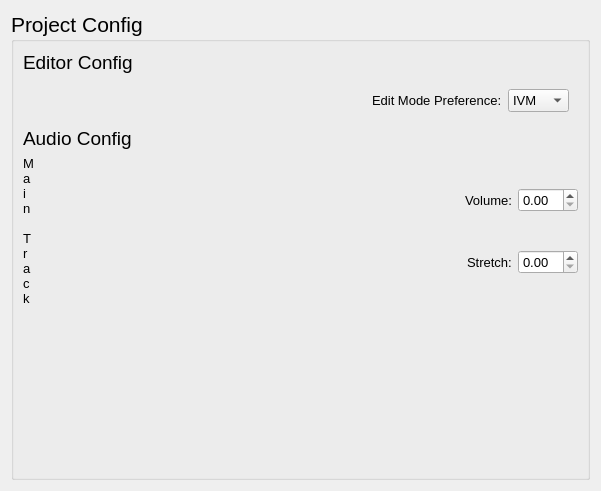
xiangCaO233/MusicMapMaker, file src/ui/project/projectconfig.ui: the form before one commit.
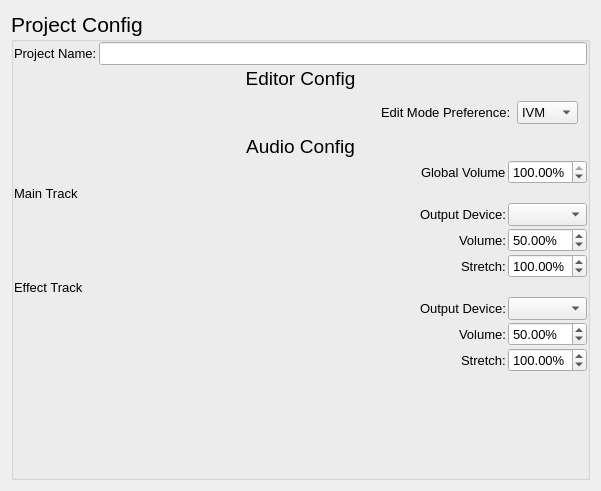
The form after the commit.

Diff of the .ui file:
```diff
--- a/src/ui/project/projectconfig.ui
+++ b/src/ui/project/projectconfig.ui
@@ -24,9 +24,49 @@
      <property name="title">
       <string>Project Config</string>
      </property>
-     <layout class="QVBoxLayout" name="verticalLayout_4">
+     <layout class="QVBoxLayout" name="verticalLayout_5">
+      <property name="spacing">
+       <number>2</number>
+      </property>
+      <property name="leftMargin">
+       <number>0</number>
+      </property>
+      <property name="topMargin">
+       <number>0</number>
+      </property>
+      <property name="rightMargin">
+       <number>0</number>
+      </property>
+      <property name="bottomMargin">
+       <number>0</number>
+      </property>
       <item>
-       <layout class="QVBoxLayout" name="verticalLayout">
+       <layout class="QHBoxLayout" name="project_name_layout">
+        <item>
+         <widget class="QLabel" name="project_name_label">
+          <property name="font">
+           <font>
+            <pointsize>10</pointsize>
+           </font>
+          </property>
+          <property name="text">
+           <string>Project Name:</string>
+          </property>
+         </widget>
+        </item>
+        <item>
+         <widget class="QLineEdit" name="project_name_edit">
+          <property name="font">
+           <font>
+            <pointsize>10</pointsize>
+           </font>
+          </property>
+         </widget>
+        </item>
+       </layout>
+      </item>
+      <item>
+       <layout class="QVBoxLayout" name="editmode_layout">
         <item>
          <widget class="QLabel" name="editor_config_title">
           <property name="font">
@@ -37,6 +77,9 @@
           <property name="text">
            <string>Editor Config</string>
           </property>
+          <property name="alignment">
+           <set>Qt::AlignmentFlag::AlignCenter</set>
+          </property>
          </widget>
         </item>
         <item>
@@ -92,7 +135,7 @@
        </layout>
       </item>
       <item>
-       <layout class="QVBoxLayout" name="verticalLayout_3">
+       <layout class="QVBoxLayout" name="audio_config_layout">
         <item>
          <widget class="QLabel" name="audio_config_title">
           <property name="font">
@@ -103,10 +146,77 @@
           <property name="text">
            <string>Audio Config</string>
           </property>
+          <property name="alignment">
+           <set>Qt::AlignmentFlag::AlignCenter</set>
+          </property>
          </widget>
         </item>
         <item>
-         <layout class="QHBoxLayout" name="horizontalLayout_5">
+         <widget class="QWidget" name="global_volume_widget" native="true">
+          <layout class="QHBoxLayout" name="horizontalLayout_10">
+           <property name="spacing">
+            <number>2</number>
+           </property>
+           <property name="leftMargin">
+            <number>0</number>
+           </property>
+           <property name="topMargin">
+            <number>0</number>
+           </property>
+           <property name="rightMargin">
+            <number>0</number>
+           </property>
+           <property name="bottomMargin">
+            <number>0</number>
+           </property>
+           <item>
+            <spacer name="horizontalSpacer_8">
+             <property name="orientation">
+              <enum>Qt::Orientation::Horizontal</enum>
+             </property>
+             <property name="sizeHint" stdset="0">
+              <size>
+               <width>436</width>
+               <height>20</height>
+              </size>
+             </property>
+            </spacer>
+           </item>
+           <item>
+            <widget class="QLabel" name="global_volume_label">
+             <property name="font">
+              <font>
+               <pointsize>10</pointsize>
+              </font>
+             </property>
+             <property name="text">
+              <string>Global Volume</string>
+             </property>
+            </widget>
+           </item>
+           <item>
+            <widget class="QDoubleSpinBox" name="global_volume_spinner">
+             <property name="font">
+              <font>
+               <pointsize>10</pointsize>
+              </font>
+             </property>
+             <property name="suffix">
+              <string notr="true">%</string>
+             </property>
+             <property name="maximum">
+              <double>100.000000000000000</double>
+             </property>
+             <property name="value">
+              <double>100.000000000000000</double>
+             </property>
+            </widget>
+           </item>
+          </layout>
+         </widget>
+        </item>
+        <item>
+         <layout class="QVBoxLayout" name="maintrack_config_layout">
           <item>
            <widget class="QLabel" name="maintrack_label">
             <property name="font">
@@ -115,7 +225,7 @@
              </font>
             </property>
             <property name="text">
-             <string>M&lt;br&gt;a&lt;br&gt;i&lt;br&gt;n&lt;br&gt; &lt;br&gt;T&lt;br&gt;r&lt;br&gt;a&lt;br&gt;c&lt;br&gt;k</string>
+             <string>Main Track</string>
             </property>
             <property name="textFormat">
              <enum>Qt::TextFormat::RichText</enum>
@@ -123,9 +233,48 @@
            </widget>
           </item>
           <item>
-           <layout class="QVBoxLayout" name="verticalLayout_2">
+           <layout class="QHBoxLayout" name="mainttrack_outdevice_layout">
             <item>
-             <layout class="QHBoxLayout" name="horizontalLayout_3">
+             <spacer name="horizontalSpacer_4">
+              <property name="orientation">
+               <enum>Qt::Orientation::Horizontal</enum>
+              </property>
+              <property name="sizeHint" stdset="0">
+               <size>
+                <width>40</width>
+                <height>20</height>
+               </size>
+              </property>
+             </spacer>
+            </item>
+            <item>
+             <widget class="QLabel" name="maintrack_outdevice_label">
+              <property name="font">
+               <font>
+                <pointsize>10</pointsize>
+               </font>
+              </property>
+              <property name="text">
+               <string>Output Device:</string>
+              </property>
+             </widget>
+            </item>
+            <item>
+             <widget class="QComboBox" name="maintrack_outdevice_selection">
+              <property name="font">
+               <font>
+                <pointsize>10</pointsize>
+               </font>
+              </property>
+              <property name="placeholderText">
+               <string>Defalut</string>
+              </property>
+             </widget>
+            </item>
+           </layout>
+          </item>
+          <item>
+           <layout class="QHBoxLayout" name="maintrack_volume_layout">
               <item>
                <spacer name="horizontalSpacer_2">
                 <property name="orientation">
@@ -158,12 +307,21 @@
                   <pointsize>10</pointsize>
                  </font>
                 </property>
+              <property name="suffix">
+               <string notr="true">%</string>
+              </property>
+              <property name="maximum">
+               <double>100.000000000000000</double>
+              </property>
+              <property name="value">
+               <double>50.000000000000000</double>
+              </property>
                </widget>
               </item>
              </layout>
             </item>
             <item>
-             <layout class="QHBoxLayout" name="horizontalLayout_4">
+           <layout class="QHBoxLayout" name="maintrack_stretch_layout">
               <item>
                <spacer name="horizontalSpacer_3">
                 <property name="orientation">
@@ -196,15 +354,185 @@
                   <pointsize>10</pointsize>
                  </font>
                 </property>
+              <property name="suffix">
+               <string notr="true">%</string>
+              </property>
+              <property name="minimum">
+               <double>25.000000000000000</double>
+              </property>
+              <property name="maximum">
+               <double>200.000000000000000</double>
+              </property>
+              <property name="value">
+               <double>100.000000000000000</double>
+              </property>
                </widget>
               </item>
              </layout>
             </item>
            </layout>
           </item>
-         </layout>
-        </item>
-       </layout>
+        <item>
+         <layout class="QVBoxLayout" name="effecttrack_config_layout">
+          <item>
+           <widget class="QLabel" name="effecttrack_label">
+            <property name="font">
+             <font>
+              <pointsize>10</pointsize>
+             </font>
+            </property>
+            <property name="text">
+             <string>Effect Track</string>
+            </property>
+            <property name="textFormat">
+             <enum>Qt::TextFormat::RichText</enum>
+            </property>
+           </widget>
+          </item>
+          <item>
+           <layout class="QHBoxLayout" name="effecttrack_outdevice_layout">
+            <item>
+             <spacer name="horizontalSpacer_5">
+              <property name="orientation">
+               <enum>Qt::Orientation::Horizontal</enum>
+              </property>
+              <property name="sizeHint" stdset="0">
+               <size>
+                <width>40</width>
+                <height>20</height>
+               </size>
+              </property>
+             </spacer>
+            </item>
+            <item>
+             <widget class="QLabel" name="effecttrack_outdevice_label">
+              <property name="font">
+               <font>
+                <pointsize>10</pointsize>
+               </font>
+              </property>
+              <property name="text">
+               <string>Output Device:</string>
+              </property>
+             </widget>
+            </item>
+            <item>
+             <widget class="QComboBox" name="effecttrack_outdevice_selection">
+              <property name="font">
+               <font>
+                <pointsize>10</pointsize>
+               </font>
+              </property>
+              <property name="placeholderText">
+               <string>Defalut</string>
+              </property>
+             </widget>
+            </item>
+           </layout>
+          </item>
+          <item>
+           <layout class="QHBoxLayout" name="effecttrack_volume_layout">
+            <item>
+             <spacer name="horizontalSpacer_6">
+              <property name="orientation">
+               <enum>Qt::Orientation::Horizontal</enum>
+              </property>
+              <property name="sizeHint" stdset="0">
+               <size>
+                <width>40</width>
+                <height>20</height>
+               </size>
+              </property>
+             </spacer>
+            </item>
+            <item>
+             <widget class="QLabel" name="effecttrack_volume_label">
+              <property name="font">
+               <font>
+                <pointsize>10</pointsize>
+               </font>
+              </property>
+              <property name="text">
+               <string>Volume:</string>
+              </property>
+             </widget>
+            </item>
+            <item>
+             <widget class="QDoubleSpinBox" name="effecttrack_volume_spinbox">
+              <property name="font">
+               <font>
+                <pointsize>10</pointsize>
+               </font>
+              </property>
+              <property name="suffix">
+               <string notr="true">%</string>
+              </property>
+              <property name="maximum">
+               <double>100.000000000000000</double>
+              </property>
+              <property name="value">
+               <double>50.000000000000000</double>
+              </property>
+             </widget>
+            </item>
+           </layout>
+          </item>
+          <item>
+           <layout class="QHBoxLayout" name="effecttrack_stretch_layout">
+            <item>
+             <spacer name="horizontalSpacer_7">
+              <property name="orientation">
+               <enum>Qt::Orientation::Horizontal</enum>
+              </property>
+              <property name="sizeHint" stdset="0">
+               <size>
+                <width>40</width>
+                <height>20</height>
+               </size>
+              </property>
+             </spacer>
+            </item>
+            <item>
+             <widget class="QLabel" name="effecttrack_stretch_label">
+              <property name="font">
+               <font>
+                <pointsize>10</pointsize>
+               </font>
+              </property>
+              <property name="text">
+               <string>Stretch:</string>
+              </property>
+             </widget>
+            </item>
+            <item>
+             <widget class="QDoubleSpinBox" name="effecttrack_stretch_spinbox">
+              <property name="font">
+               <font>
+                <pointsize>10</pointsize>
+               </font>
+              </property>
+              <property name="suffix">
+               <string notr="true">%</string>
+              </property>
+              <property name="minimum">
+               <double>25.000000000000000</double>
+              </property>
+              <property name="maximum">
+               <double>200.000000000000000</double>
+              </property>
+              <property name="value">
+               <double>100.000000000000000</double>
+              </property>
+             </widget>
+            </item>
+           </layout>
+          </item>
+         </layout>
+        </item>
+       </layout>
+      </item>
+      <item>
+       <widget class="QWidget" name="widget" native="true"/>
       </item>
       <item>
        <spacer name="verticalSpacer">
```
Left out of the diff: 2 changed lines with no effect on the pictures. Lines whose indentation alone changed are shown as unchanged.
